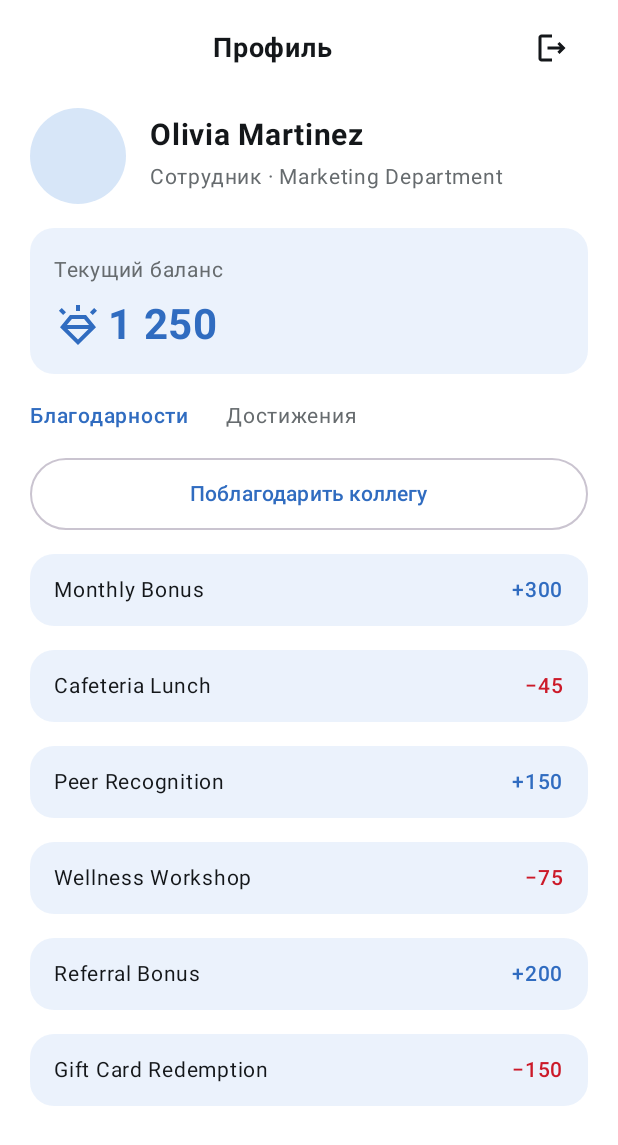
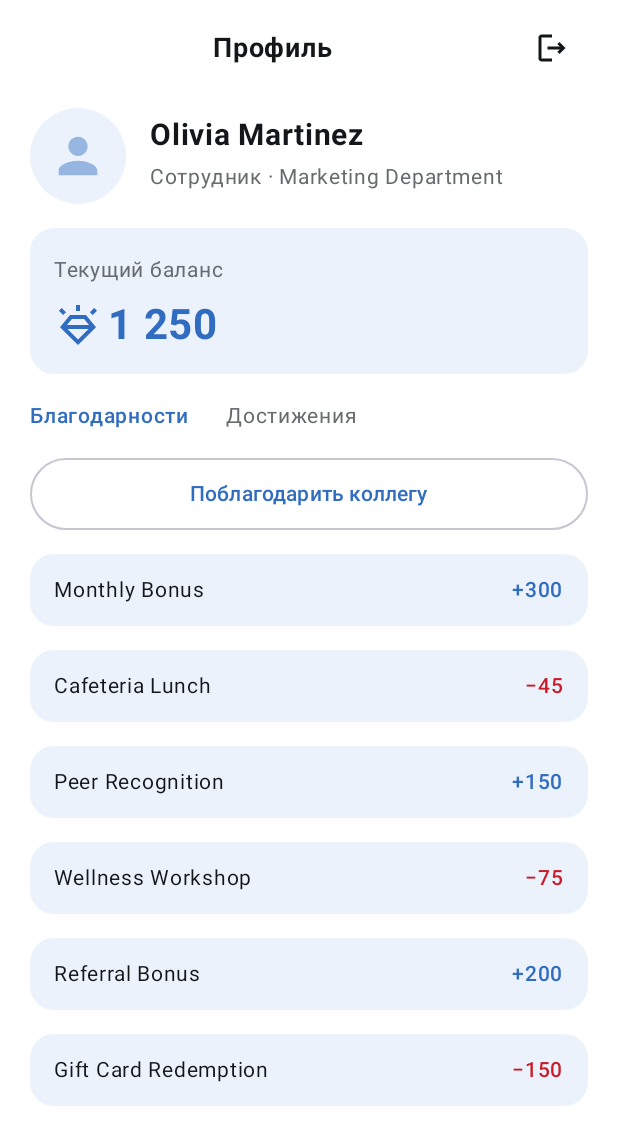
Before and after one commit to AmI2077/ApexHR, an Android app built with Jetpack Compose: the @Preview function ProfileScreenPreview, on a phone screen of 412 x 824 dp. Shown: the top 1145 px of the screen. Run offline under Robolectric (Android 15) with nearby library versions, the phone set to English and light mode, and no system bars; pictures from the network do not load.

Commit message:
Добавил заглушку аватара в профиле
Если у пользователя нет фото, на месте аватара был пустой голубой круг.
Теперь там силуэт человека на светлом круге. Загрузку своего фото не
делал — это отдельная задача.

- В пустом аватаре показывается Icons.Filled.Person на светлом круге
  (secondaryBlue 0.28, как фон карточек)
- Если avatarUrl есть, фото грузится через Coil (AsyncImage), а силуэт
  виден, пока фото грузится или если загрузка не удалась
- Логики в маппере не прибавилось, поэтому тестов не добавлял
- Тесты: без изменений

Тесты: 323 (было 323), все проходят

```diff
--- a/app/src/main/java/com/example/apexhr/features/profile/ui/composables/Components.kt
+++ b/app/src/main/java/com/example/apexhr/features/profile/ui/composables/Components.kt
@@ -7,6 +7,7 @@ import androidx.compose.foundation.layout.Box
 import androidx.compose.foundation.layout.Column
 import androidx.compose.foundation.layout.Row
 import androidx.compose.foundation.layout.Spacer
+import androidx.compose.foundation.layout.fillMaxSize
 import androidx.compose.foundation.layout.fillMaxWidth
 import androidx.compose.foundation.layout.height
 import androidx.compose.foundation.layout.padding
@@ -16,6 +17,7 @@ import androidx.compose.foundation.shape.CircleShape
 import androidx.compose.foundation.shape.RoundedCornerShape
 import androidx.compose.material.icons.Icons
 import androidx.compose.material.icons.automirrored.outlined.Logout
+import androidx.compose.material.icons.filled.Person
 import androidx.compose.material.icons.filled.Star
 import androidx.compose.material.icons.outlined.StarOutline
 import androidx.compose.material3.Icon
@@ -23,6 +25,10 @@ import androidx.compose.material3.IconButton
 import androidx.compose.material3.OutlinedButton
 import androidx.compose.material3.Text
 import androidx.compose.runtime.Composable
+import androidx.compose.runtime.getValue
+import androidx.compose.runtime.mutableStateOf
+import androidx.compose.runtime.remember
+import androidx.compose.runtime.setValue
 import androidx.compose.ui.Alignment
 import androidx.compose.ui.Modifier
 import androidx.compose.ui.draw.clip
@@ -108,14 +114,27 @@ fun ProfileUserInfo(
             modifier = Modifier
                 .size(ApexDimens.avatarSize.dp)
                 .clip(CircleShape)
-                .background(secondaryBlueColor.copy(alpha = 0.55f))
+                .background(secondaryBlueColor.copy(alpha = 0.28f))
                 .semantics { contentDescription = avatarDescription },
+            contentAlignment = Alignment.Center,
         ) {
+            // Силуэт виден, пока фото нет, оно грузится или не загрузилось.
+            var photoLoaded by remember(avatarUrl) { mutableStateOf(false) }
+            if (!photoLoaded) {
+                Icon(
+                    imageVector = Icons.Filled.Person,
+                    contentDescription = null,
+                    tint = primaryBlueColor.copy(alpha = 0.45f),
+                    modifier = Modifier.fillMaxSize(0.6f),
+                )
+            }
             if (avatarUrl != null) {
                 AsyncImage(
                     model = avatarUrl,
                     contentDescription = null,
                     contentScale = ContentScale.Crop,
+                    onSuccess = { photoLoaded = true },
+                    onError = { photoLoaded = false },
                     modifier = Modifier.matchParentSize(),
                 )
             }
```
